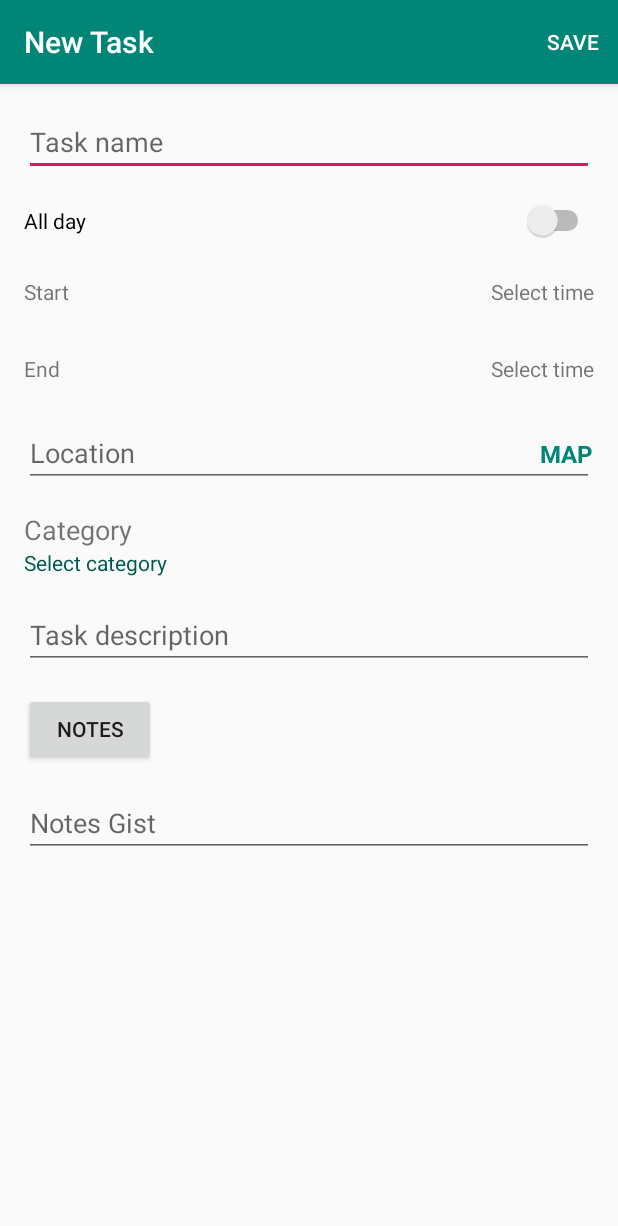
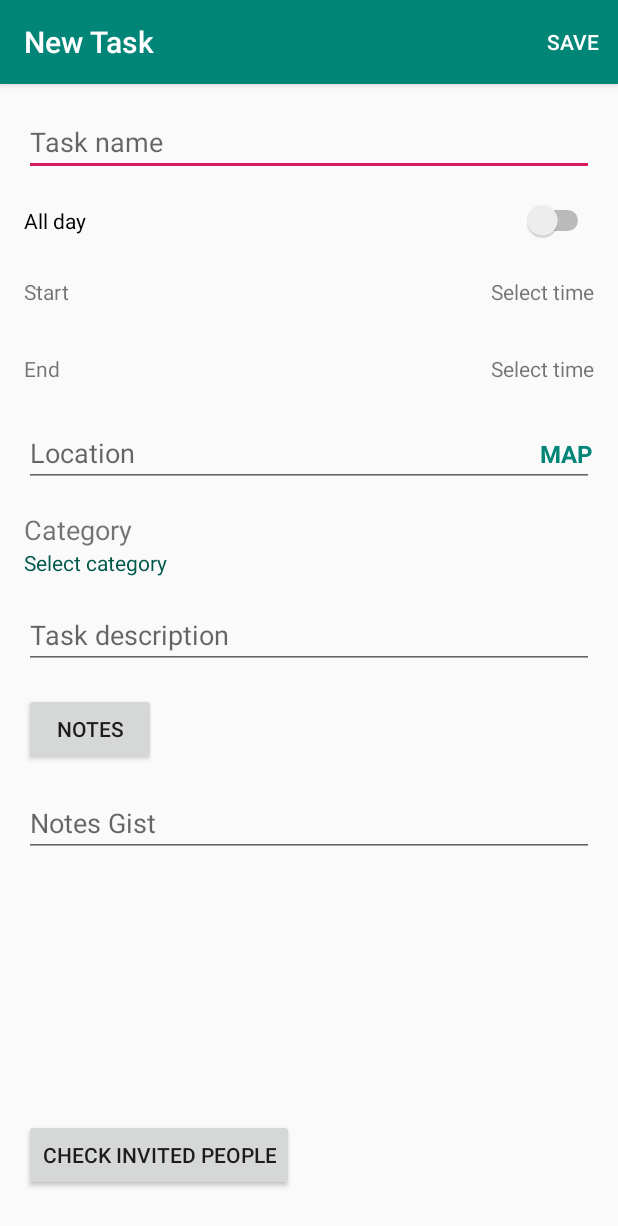
Before and after one commit to baanh/Buddy, an Android app: the TaskNewEditActivity screen opened directly, with no data from a screen before it, on a phone screen of 412 x 824 dp. Shown: the top 1226 px of the screen. Run offline under Robolectric (Android 15) with nearby library versions, the phone set to English and light mode, and no system bars; 1 statement that could not run was skipped.

Commit message:
Adding people page, and people button on add new task

```diff
--- a/app/src/main/res/layout/activity_new_edit_task.xml
+++ b/app/src/main/res/layout/activity_new_edit_task.xml
@@ -215,6 +215,16 @@
         app:layout_constraintBaseline_toBaselineOf="@+id/edit_location"
         app:layout_constraintEnd_toEndOf="parent" />
 
+    <Button
+        android:id="@+id/getPeople"
+        android:layout_width="wrap_content"
+        android:layout_height="wrap_content"
+        android:layout_marginStart="16dp"
+        android:layout_marginLeft="16dp"
+        android:layout_marginBottom="30dp"
+        android:text="Check Invited People"
+        app:layout_constraintBottom_toBottomOf="parent"
+        app:layout_constraintStart_toStartOf="parent" />
 
 
 </android.support.constraint.ConstraintLayout>
```
Also changed, not shown: app/src/main/res/layout/activity_related_people_list.xml (added, +46 -0 lines).
